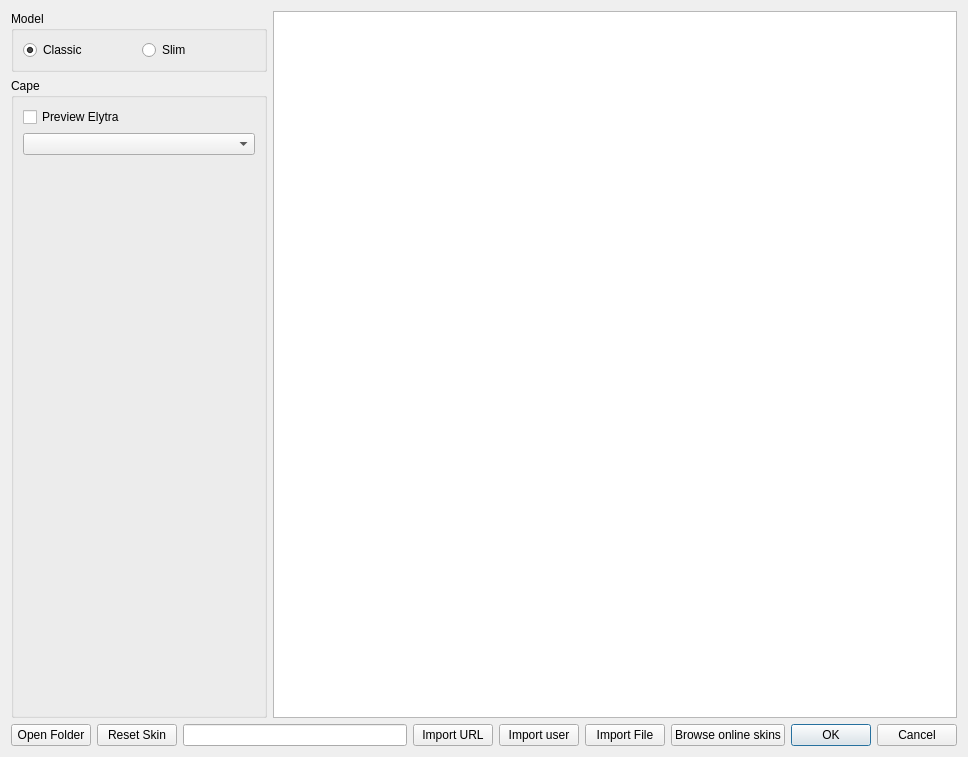
Above: launcher/ui/dialogs/skins/SkinManageDialog.ui from PollyMC-Continued/launcher before the change. Below: the same form after it.
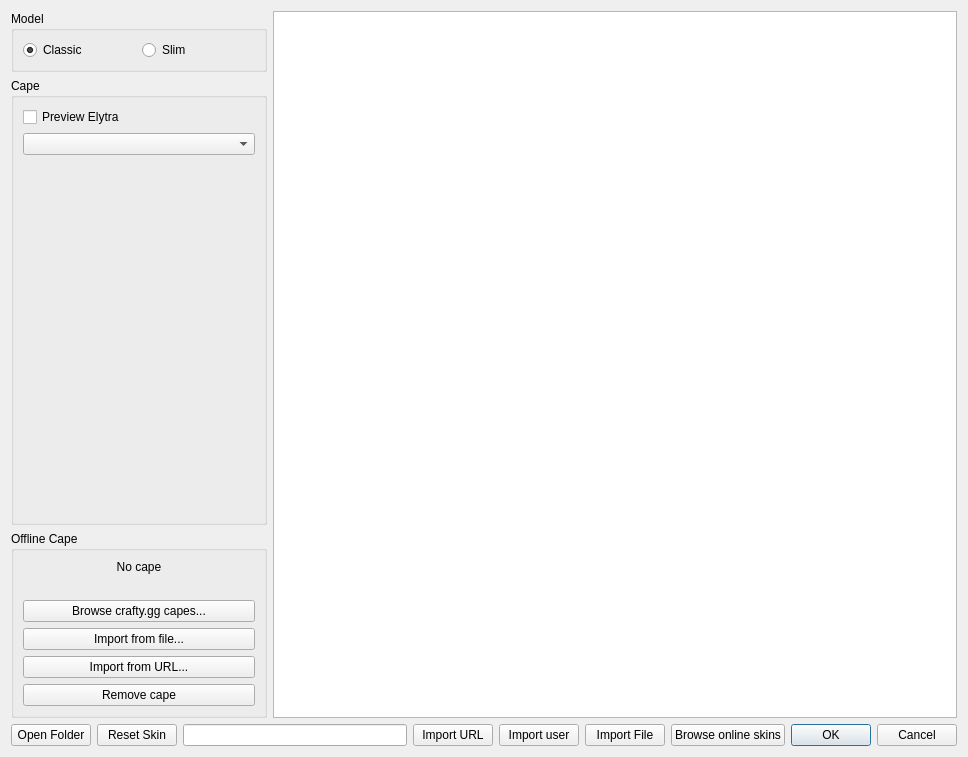
That is the form after the change.

Commit message: Six new features in one update: joining a server the moment the game starts, a much smarter bot manager (variables, conditions, auto-reconnect and a live map), offline capes from crafty.gg with a matching elytra, playtime and performance statistics for every instance, reusable instance templates, and updating every instance's mods in one go.

```diff
--- a/launcher/ui/dialogs/skins/SkinManageDialog.ui
+++ b/launcher/ui/dialogs/skins/SkinManageDialog.ui
@@ -17,7 +17,7 @@
    <item>
     <layout class="QHBoxLayout" name="mainHlLayout" stretch="3,8">
      <item>
-      <layout class="QVBoxLayout" name="selectedVLayout" stretch="2,1,3">
+      <layout class="QVBoxLayout" name="selectedVLayout" stretch="2,1,3,0">
        <item>
         <layout class="QVBoxLayout" name="skinLayout"/>
        </item>
@@ -85,6 +85,75 @@
          </layout>
         </widget>
        </item>
+       <item>
+        <widget class="QGroupBox" name="offlineCapeBox">
+         <property name="sizePolicy">
+          <sizepolicy hsizetype="Preferred" vsizetype="Maximum">
+           <horstretch>0</horstretch>
+           <verstretch>0</verstretch>
+          </sizepolicy>
+         </property>
+         <property name="title">
+          <string>Offline Cape</string>
+         </property>
+         <layout class="QVBoxLayout" name="offlineCapeLayout">
+          <item>
+           <widget class="QLabel" name="offlineCapeName">
+            <property name="text">
+             <string>No cape</string>
+            </property>
+            <property name="alignment">
+             <set>Qt::AlignCenter</set>
+            </property>
+            <property name="wordWrap">
+             <bool>true</bool>
+            </property>
+           </widget>
+          </item>
+          <item>
+           <widget class="QLabel" name="offlineCapeImage">
+            <property name="text">
+             <string/>
+            </property>
+            <property name="alignment">
+             <set>Qt::AlignCenter</set>
+            </property>
+           </widget>
+          </item>
+          <item>
+           <widget class="QPushButton" name="offlineBrowseBtn">
+            <property name="text">
+             <string>Browse crafty.gg capes...</string>
+            </property>
+            <property name="toolTip">
+             <string>Look up the capes crafty.gg tracks for a player</string>
+            </property>
+           </widget>
+          </item>
+          <item>
+           <widget class="QPushButton" name="offlineFileBtn">
+            <property name="text">
+             <string>Import from file...</string>
+            </property>
+           </widget>
+          </item>
+          <item>
+           <widget class="QPushButton" name="offlineUrlBtn">
+            <property name="text">
+             <string>Import from URL...</string>
+            </property>
+           </widget>
+          </item>
+          <item>
+           <widget class="QPushButton" name="offlineRemoveBtn">
+            <property name="text">
+             <string>Remove cape</string>
+            </property>
+           </widget>
+          </item>
+         </layout>
+        </widget>
+       </item>
       </layout>
      </item>
      <item>
```
The commit also changes 52 other files.
